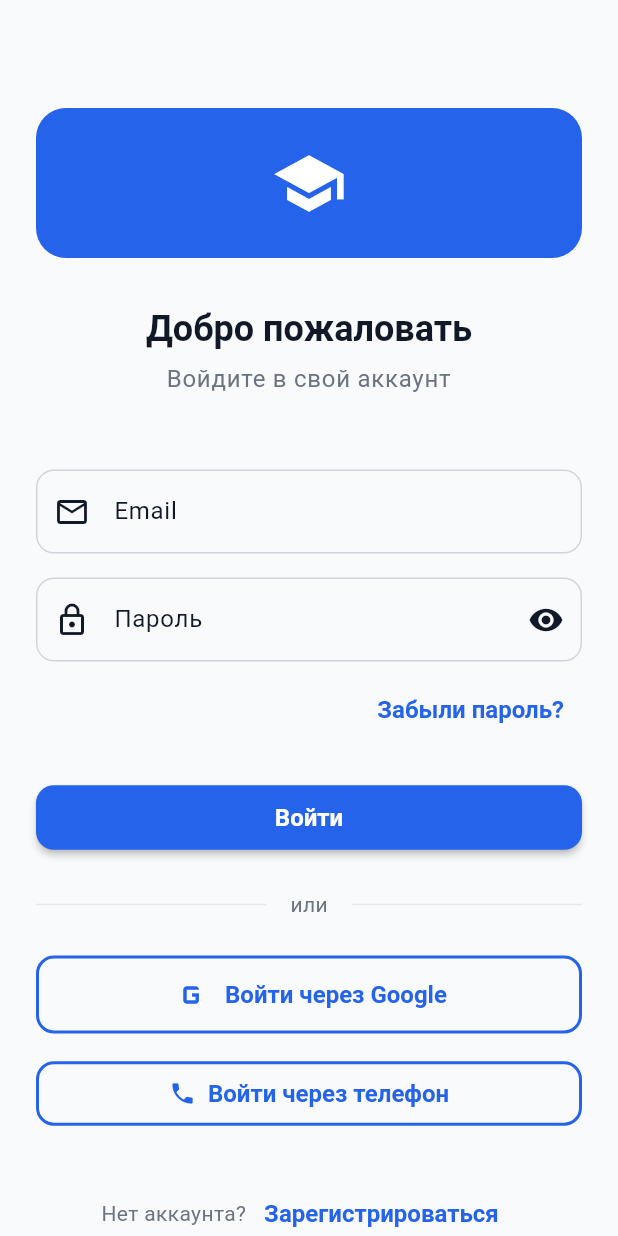
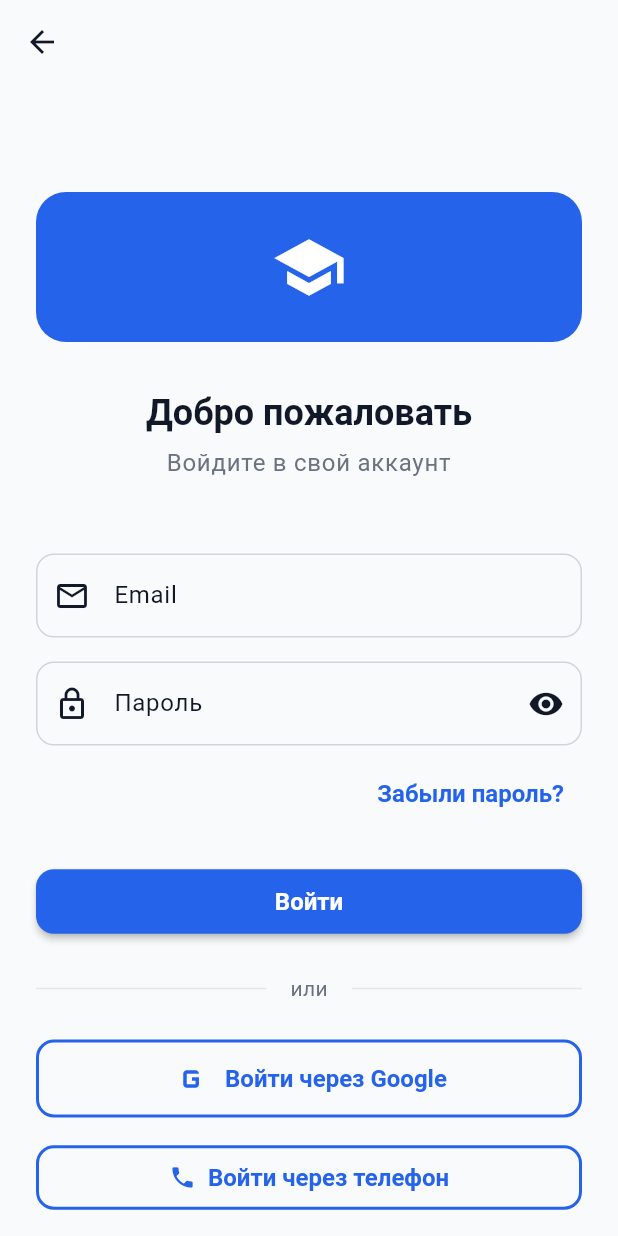
Before and after one commit to farruhsho/KNOWLEG_FLOW, a Flutter app: the LoginPage screen opened by its route, on a phone screen of 412 x 824 dp. Run offline on Flutter 3.47's test engine with Material 3 defaults, Android fonts, the phone set to English and light mode, and no system bars; our stand-ins replace cloud_firestore, equatable, firebase_analytics, firebase_auth, firebase_core, firebase_crashlytics and 7 more; accounts and stored records are empty.

Commit message:
fix: Исправлена навигация - приложение больше не закрывается при возврате
Проблема: При нажатии кнопки "назад" приложение закрывалось вместо
возврата на предыдущий экран

Исправления:

1. Auth экраны (login_page.dart, signup_page.dart):
   - Добавлен AppBar с кнопкой "назад" в login_page
   - Заменен context.go на context.push для перехода login→signup
   - Заменен context.go на context.pop для возврата signup→login

2. Task экраны (task_list_screen.dart):
   - Заменен context.go на context.push для навигации к деталям задания

3. Dashboard (dashboard_page.dart):
   - context.push для навигации к заданиям, тестам, достижениям
   - Оставлен context.go для выхода и перехода в админ-панель

4. Subjects (subjects_list_page.dart, subject_detail_page.dart):
   - context.push для навигации к деталям предмета, урокам, тестам

5. Admin (admin_dashboard_page.dart):
   - context.push для навигации к генерации вопросов

Правило:
- context.go() - для полной замены стека (login→dashboard, logout)
- context.push() - для добавления экрана в стек (навигация внутри приложения)
- context.pop() - для возврата назад

Теперь навигация работает корректно во всем приложении.

```diff
--- a/lib/features/admin/presentation/pages/admin_dashboard_page.dart
+++ b/lib/features/admin/presentation/pages/admin_dashboard_page.dart
@@ -1007,6 +1007,6 @@ class _AdminDashboardPageState extends State<AdminDashboardPage>
   }
 
   Future<void> _generate100SampleQuestions() async {
-    context.go(AppRouter.adminGenerateQuestions);
+    context.push(AppRouter.adminGenerateQuestions);
   }
 }
--- a/lib/features/auth/presentation/pages/login_page.dart
+++ b/lib/features/auth/presentation/pages/login_page.dart
@@ -72,6 +72,14 @@ class _LoginPageState extends State<LoginPage> {
   @override
   Widget build(BuildContext context) {
     return Scaffold(
+      appBar: AppBar(
+        leading: IconButton(
+          icon: const Icon(Icons.arrow_back),
+          onPressed: () => context.pop(),
+        ),
+        backgroundColor: Colors.transparent,
+        elevation: 0,
+      ),
       body: SafeArea(
         child: SingleChildScrollView(
           padding: const EdgeInsets.all(24.0),
@@ -248,7 +256,7 @@ class _LoginPageState extends State<LoginPage> {
                   children: [
                     const Text('Нет аккаунта?'),
                     TextButton(
-                      onPressed: () => context.go(AppRouter.signup),
+                      onPressed: () => context.push(AppRouter.signup),
                       child: const Text('Зарегистрироваться'),
                     ),
                   ],
--- a/lib/features/auth/presentation/pages/signup_page.dart
+++ b/lib/features/auth/presentation/pages/signup_page.dart
@@ -220,7 +220,7 @@ class _SignupPageState extends State<SignupPage> {
                   children: [
                     const Text('Уже есть аккаунт?'),
                     TextButton(
-                      onPressed: () => context.go(AppRouter.login),
+                      onPressed: () => context.pop(),
                       child: const Text('Войти'),
                     ),
                   ],
--- a/lib/features/dashboard/presentation/pages/dashboard_page.dart
+++ b/lib/features/dashboard/presentation/pages/dashboard_page.dart
@@ -142,7 +142,7 @@ class _DashboardHomeState extends ConsumerState<_DashboardHome> {
                   gamification: _userGamification!,
                   onTap: () {
                     // Navigate to achievements page
-                    context.go(AppRouter.achievements);
+                    context.push(AppRouter.achievements);
                   },
                 ),
                 const SizedBox(height: 16),
@@ -185,7 +185,7 @@ class _DashboardHomeState extends ConsumerState<_DashboardHome> {
                     icon: Icons.assignment_turned_in,
                     color: AppColors.primary,
                     onTap: () {
-                      context.go(AppRouter.tasks);
+                      context.push(AppRouter.tasks);
                     },
                   ),
                 ),
@@ -523,7 +523,7 @@ class _DashboardHomeState extends ConsumerState<_DashboardHome> {
             const SizedBox(height: 16),
             ElevatedButton(
               onPressed: () {
-                context.go(AppRouter.mockTest.replaceAll(':id', 'demo'));
+                context.push(AppRouter.mockTest.replaceAll(':id', 'demo'));
               },
               style: ElevatedButton.styleFrom(
                 backgroundColor: AppColors.white,
--- a/lib/features/subjects/presentation/pages/subject_detail_page.dart
+++ b/lib/features/subjects/presentation/pages/subject_detail_page.dart
@@ -121,7 +121,7 @@ class SubjectDetailPage extends StatelessWidget {
                       ),
                       TextButton.icon(
                         onPressed: () {
-                          context.go('${AppRouter.quiz}/$subjectId');
+                          context.push('${AppRouter.quiz}/$subjectId');
                         },
                         icon: const Icon(Icons.quiz),
                         label: const Text('Пройти тест'),
@@ -217,7 +217,7 @@ class SubjectDetailPage extends StatelessWidget {
         ),
         trailing: const Icon(Icons.arrow_forward_ios, size: 16),
         onTap: () {
-          context.go('${AppRouter.lesson}/${lesson.id}');
+          context.push('${AppRouter.lesson}/${lesson.id}');
         },
       ),
     );
--- a/lib/features/subjects/presentation/pages/subjects_list_page.dart
+++ b/lib/features/subjects/presentation/pages/subjects_list_page.dart
@@ -68,7 +68,7 @@ class _SubjectsListPageState extends State<SubjectsListPage> {
       margin: const EdgeInsets.only(bottom: 16),
       child: InkWell(
         onTap: () {
-          context.go('${AppRouter.subjectDetail.replaceAll(':id', subject.id)}');
+          context.push('${AppRouter.subjectDetail.replaceAll(':id', subject.id)}');
         },
         borderRadius: BorderRadius.circular(12),
         child: Hero(
--- a/lib/screens/task_list_screen.dart
+++ b/lib/screens/task_list_screen.dart
@@ -143,7 +143,7 @@ class TaskListScreen extends ConsumerWidget {
       ),
       child: InkWell(
         onTap: () {
-          context.go(AppRouter.taskDetail.replaceAll(':id', task.id));
+          context.push(AppRouter.taskDetail.replaceAll(':id', task.id));
         },
         borderRadius: BorderRadius.circular(12),
         child: Padding(
```
